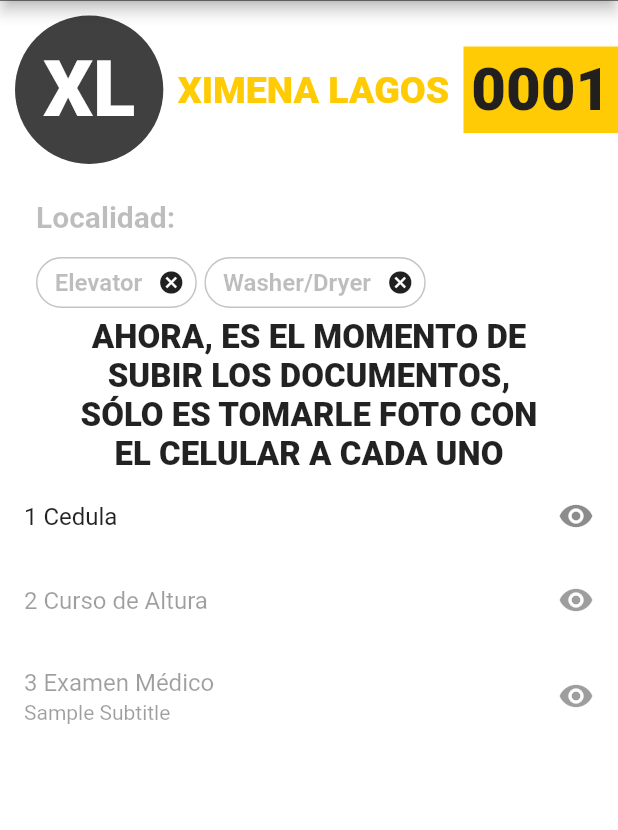
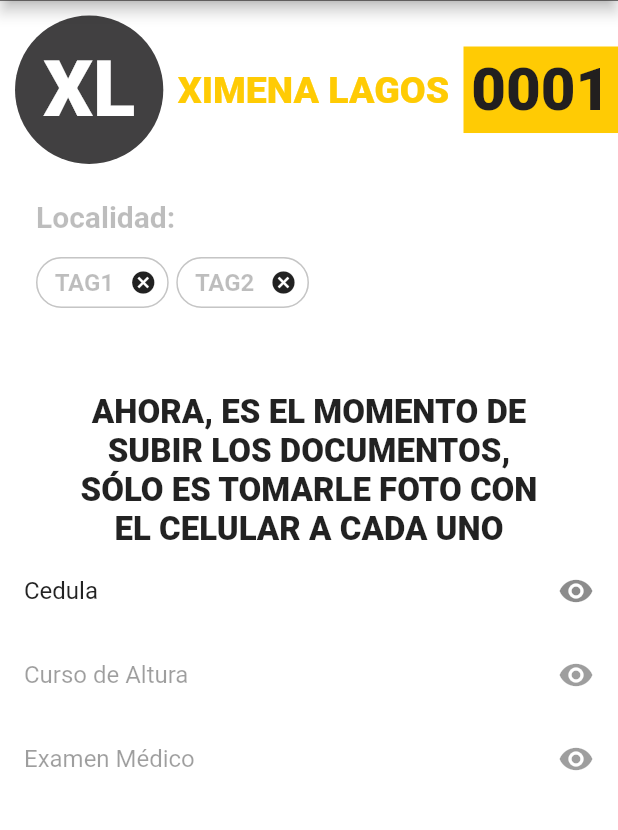
Before and after one commit to jsensunchop/Laborapp2, a Flutter app: the screen it shows after launch, on a phone screen of 412 x 824 dp, the part 123-953 px from its top. Run offline on Flutter 3.47's test engine with Material 2 defaults, Android fonts, the light colour scheme and no system bars; drawn by our look-alikes of auto_size_text; our stand-ins replace carousel_slider, flutter_rating_bar, flutter_screenutil, fluttertoast.

Commit message:
Documents screen modified #3, inpu

```diff
--- a/LaborappTrabajador-master/lib/Documents/documentsUpload.dart
+++ b/LaborappTrabajador-master/lib/Documents/documentsUpload.dart
@@ -28,16 +28,15 @@ class _documentsUploadState extends State<documentsUpload> {
             new Expanded(
               child: new ListView(
                 children: <Widget>[
-                  ListTile(title: Text("1 Cedula"),
+                  ListTile(title: Text("Cedula"),
                     trailing: Icon(Icons.remove_red_eye),
                     enabled: true,
                   ),
-                  ListTile(title: Text("2 Curso de Altura"),
+                  ListTile(title: Text("Curso de Altura"),
                     trailing: Icon(Icons.remove_red_eye),
                     enabled: false,
                   ),
-                  ListTile(title: Text("3 Examen Médico"),
-                    subtitle: Text("Sample Subtitle"),
+                  ListTile(title: Text("Examen Médico"),
                     trailing: Icon(Icons.remove_red_eye),
                     enabled: false,
                   )
--- a/LaborappTrabajador-master/lib/Documents/documentsUploadDescription.dart
+++ b/LaborappTrabajador-master/lib/Documents/documentsUploadDescription.dart
@@ -1,8 +1,11 @@
 import 'package:flutter/material.dart';
 import 'package:auto_size_text/auto_size_text.dart';
+import 'package:laborapp_trabajador/Util/UtilMethods.dart';
 import 'filterChip.dart';
+import 'package:laborapp_trabajador/SingletonInstances/SingletonWorker.dart';
 
 class documentsUploadDescription extends StatelessWidget {
+  var singletonWorkerInstance = SingletonWorker();
 
   @override
   Widget build(BuildContext context) {
@@ -19,6 +22,10 @@ class documentsUploadDescription extends StatelessWidget {
               child: Padding(
                 padding: const EdgeInsets.all(8.0),
                 child: Text("Localidad:",
+      //Localidad items: <String>['Usaquén','Chapinero','Santa Fe','Usme','Tunjuelito','San Cristóbal',
+                  //  'Bosa','Kennedy','Fontibón','Engativá','Suba','Barrios Unidos','Teusaquillo',
+                  //  'Los Mártires','Antonio Nariño','Puente Aranda','La Candelaria',
+                  //  'Rafael Uribe','Ciudad Bolívar','Sumapaz']
                   style: TextStyle(color: Colors.black26,
                       fontSize: 20,
                       fontWeight: FontWeight.bold),),
@@ -34,13 +41,44 @@ class documentsUploadDescription extends StatelessWidget {
                       spacing: 5.0,
                       runSpacing: 3.0,
                       children: <Widget>[
-                        filterChipWidget(chipName: 'Elevator'),
-                        filterChipWidget(chipName: 'Washer/Dryer'),
+
+      //Especialidad items: <String>['Pintura', 'Drywall', 'Lavado de Fachada y Aseo', 'Mampostería', 'Estrucutra']
+      //Pintura items: <String>['Estuco',
+                        //      'Segunda Mano',
+                        //      'Terminación',
+                        //      'Graniplast',
+                        //      'Carraplast',
+                        //      'Ayudante']
+
+      //Drywall items: <String>['Estructura',
+                        //      'Tapado',
+                        //      'Empastador',
+                        //      'Ayudante']
+
+      //Lavado items: <String>['Lavador',
+                        //     'Aseo']
+
+      //Mamposteria items: <String>['Oficial',
+                        //          'Media Cuchara',
+                        //          'Ayudante',
+                        //          'Mampostero',
+                        //          'Pañetador',
+                        //          'Enchapador']
+
+      //Estructura items: <String>['Oficial',
+                        //         'Media Cuchara',
+                        //         'Ayudante',
+                        //         'Latero']
+
+                        filterChipWidget(chipName: 'TAG1'),
+                        filterChipWidget(chipName: 'TAG2'),
                       ],
                     )
                 ),
               ),
             ),
+            SizedBox(
+                height: getHeightWithoutSafeAreaAppBar(context) * 0.06),
             Row(
               mainAxisAlignment: MainAxisAlignment.center,
               children: <Widget>[
```
